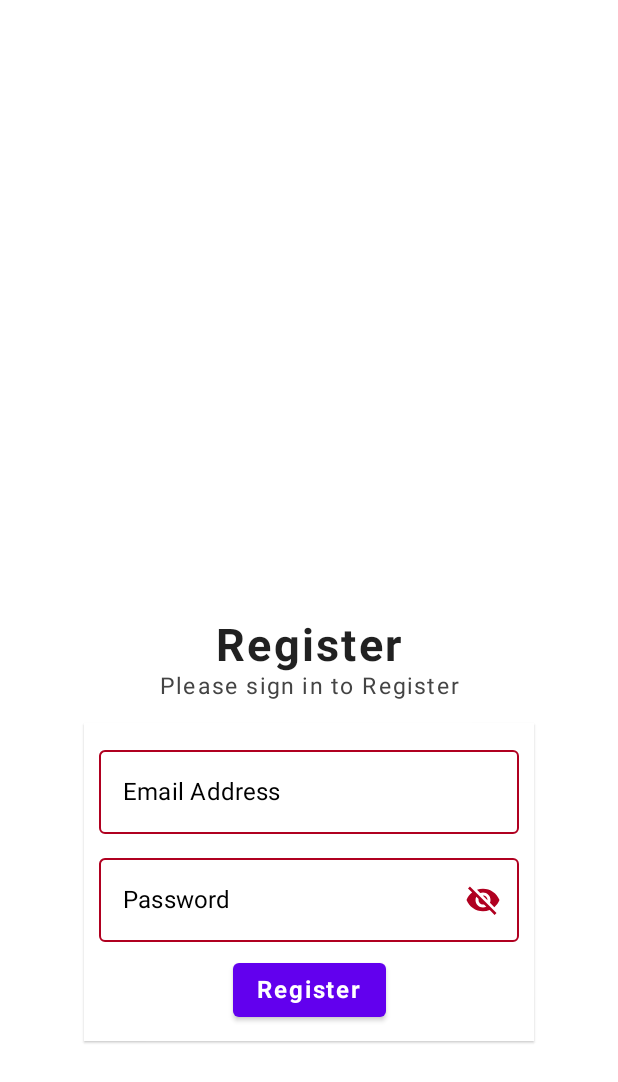
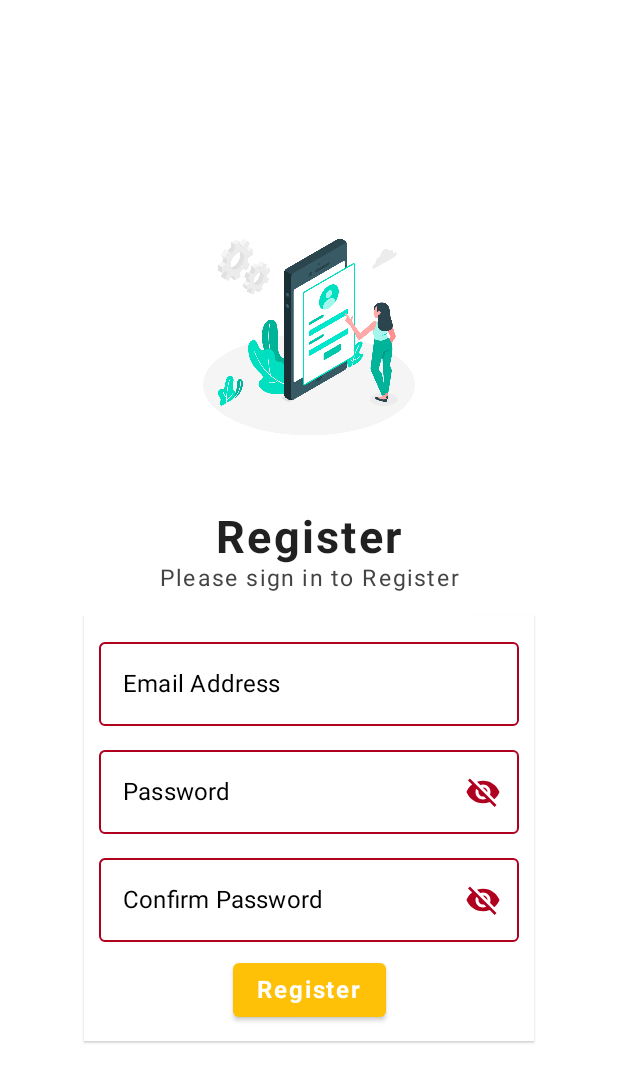
Before and after one commit to ImDHAnI769/UTS_P.MobileII_TeamGinga, an Android app built with Jetpack Compose: the RegisterPage screen opened through its navigation route, on a phone screen of 412 x 824 dp. Shown: the top 1082 px of the screen. Run offline under Robolectric (Android 15) with nearby library versions, the phone set to English and light mode, and no system bars; our stand-ins replace Firebase (no records; nobody signed in at launch, a user with empty details on screens opened directly).

Commit message:
perbaikan button

```diff
--- a/app/src/main/java/com/example/loginapplication/MainActivity.kt
+++ b/app/src/main/java/com/example/loginapplication/MainActivity.kt
@@ -27,7 +27,8 @@ class MainActivity : ComponentActivity() {
     fun Login(){
         val navController = rememberNavController()
 
-        NavHost(navController = navController, startDestination = "login_page", builder = {
+        NavHost(navController = navController, startDestination = "welcome_page", builder = {
+            composable("welcome_page", content = { WelcomePage(navController = navController) })
             composable("login_page", content = { LoginPage(navController = navController) })
             composable("register_page", content = { RegisterPage(navController = navController) })
             composable("menu_page", content = { MenuPage(navController = navController) })
--- a/app/src/main/java/com/example/loginapplication/composable/LoginPage.kt
+++ b/app/src/main/java/com/example/loginapplication/composable/LoginPage.kt
@@ -26,6 +26,7 @@ import androidx.compose.ui.Modifier
 import androidx.compose.ui.focus.FocusDirection
 import androidx.compose.ui.focus.focusRequester
 import androidx.compose.ui.graphics.Color
+import androidx.compose.ui.graphics.vector.ImageVector
 import androidx.compose.ui.platform.LocalContext
 import androidx.compose.ui.platform.LocalFocusManager
 import androidx.compose.ui.res.painterResource
@@ -39,6 +40,7 @@ import androidx.compose.ui.text.input.PasswordVisualTransformation
 import androidx.compose.ui.text.input.VisualTransformation
 import androidx.compose.ui.unit.dp
 import androidx.compose.ui.unit.sp
+import com.example.loginapplication.ui.theme.PrimaryColor
 import com.google.firebase.auth.FirebaseAuth
 
 @Composable
@@ -54,6 +56,7 @@ fun LoginPage(navController: NavController){
     var email by remember {
         mutableStateOf("")
     }
+
     var password by remember {
         mutableStateOf("")
     }
@@ -66,9 +69,14 @@ fun LoginPage(navController: NavController){
         password.length > 7
     }
 
-    val isPasswordVisible by remember {
+    var isPasswordVisible by remember {
         mutableStateOf(false)
     }
+
+    val icon = if(isPasswordVisible)
+        painterResource(id = com.example.loginapplication.R.drawable.ic_baseline_visibility_24)
+    else
+        painterResource(id = com.example.loginapplication.R.drawable.ic_baseline_visibility_off_24)
 
     val context = LocalContext.current
 
@@ -78,7 +86,8 @@ fun LoginPage(navController: NavController){
         .padding(bottom = 130.dp),
         horizontalAlignment = Alignment.CenterHorizontally,
         verticalArrangement = Arrangement.Bottom) {
-
+        Image(painter = painterResource(id = com.example.loginapplication.R.drawable._853458), contentDescription ="" ,
+        modifier = Modifier.size(200.dp))
         MaterialTheme(typography = MyCustomTypography) {
             Text(text = "Login",
                 style = MaterialTheme.typography.overline,
@@ -160,10 +169,10 @@ fun LoginPage(navController: NavController){
                         ),
                         isError = !isPasswordValid,
                         trailingIcon = {
-                            IconButton(onClick = {isPasswordVisible != isPasswordVisible}) {
-                                Icon(  imageVector = if(isPasswordVisible) Icons.Default.Visibility else Icons.Default.VisibilityOff,
-                                    contentDescription = "Toggle Password Visibility")
-
+                            IconButton(onClick = {
+                                isPasswordVisible = !isPasswordVisible
+                            }) {
+                                Icon(painter = icon, contentDescription = "Visibility Icon")
                             }
                         },
                         visualTransformation = if(isPasswordVisible) VisualTransformation.None
@@ -206,7 +215,7 @@ fun LoginPage(navController: NavController){
                     Text(
                         color = Color.Black,
                         fontStyle = FontStyle.Italic,
-                        text = "Dont Have Account ?, Register here!",
+                        text = "Dont Have Account ?",
                         modifier = Modifier.padding(end = 8.dp)
 
                     )
--- a/app/src/main/java/com/example/loginapplication/composable/MenuPage.kt
+++ b/app/src/main/java/com/example/loginapplication/composable/MenuPage.kt
@@ -34,7 +34,9 @@ fun MenuPage(navController: NavController){
             TopAppBar(
                 title = { Text(text = "Top App Bar")},
                 navigationIcon = {
-                    IconButton(onClick = {}) {
+                    IconButton(onClick = {
+
+                    }) {
                         Icon(imageVector = Icons.Default.Search, contentDescription = "Search")
                     }
                 },
@@ -55,7 +57,7 @@ fun MenuPage(navController: NavController){
             Column(
                 modifier = Modifier
                     .fillMaxSize(),
-                    //.verticalScroll(rememberScrollableState(consumeScrollDelta = )),
+                //.verticalScroll(rememberScrollableState(consumeScrollDelta = )),
                 verticalArrangement = Arrangement.spacedBy(26.dp, Alignment.CenterVertically),
                 horizontalAlignment = Alignment.CenterHorizontally,
             ) {
--- a/app/src/main/java/com/example/loginapplication/composable/RegisterPage.kt
+++ b/app/src/main/java/com/example/loginapplication/composable/RegisterPage.kt
@@ -5,6 +5,7 @@ import android.util.Log
 import android.util.Patterns
 import android.widget.Toast
 import androidx.compose.foundation.BorderStroke
+import androidx.compose.foundation.Image
 import androidx.compose.foundation.background
 import androidx.compose.foundation.layout.*
 import androidx.compose.foundation.text.KeyboardActions
@@ -21,6 +22,7 @@ import androidx.compose.ui.focus.FocusDirection
 import androidx.compose.ui.graphics.Color
 import androidx.compose.ui.platform.LocalContext
 import androidx.compose.ui.platform.LocalFocusManager
+import androidx.compose.ui.res.painterResource
 import androidx.compose.ui.text.TextStyle
 import androidx.compose.ui.text.font.FontFamily
 import androidx.compose.ui.text.font.FontStyle
@@ -32,6 +34,7 @@ import androidx.compose.ui.text.input.VisualTransformation
 import androidx.compose.ui.unit.dp
 import androidx.compose.ui.unit.sp
 import androidx.navigation.NavController
+import com.example.loginapplication.R
 import com.google.firebase.auth.FirebaseAuth
 
 @Composable
@@ -59,9 +62,14 @@ fun RegisterPage(navController: NavController){
         password.length > 7
     }
 
-    val isPasswordVisible by remember {
+    var isPasswordVisible by remember {
         mutableStateOf(false)
     }
+
+    val icon = if(isPasswordVisible)
+        painterResource(id = com.example.loginapplication.R.drawable.ic_baseline_visibility_24)
+    else
+        painterResource(id = com.example.loginapplication.R.drawable.ic_baseline_visibility_off_24)
 
     val context = LocalContext.current
 
@@ -71,7 +79,8 @@ fun RegisterPage(navController: NavController){
         .padding(bottom = 130.dp),
         horizontalAlignment = Alignment.CenterHorizontally,
         verticalArrangement = Arrangement.Bottom) {
-
+        Image(painter = painterResource(id = R.drawable.mobile_login_cristina),
+            contentDescription ="" , modifier = Modifier.size(200.dp))
         MaterialTheme(typography = MyCustomTypography) {
             Text(text = "Register",
                 style = MaterialTheme.typography.overline,
@@ -124,7 +133,6 @@ fun RegisterPage(navController: NavController){
                                 IconButton(onClick = {email = ""}) {
                                     Icon(  imageVector = Icons.Filled.Clear ,
                                         contentDescription = "Clear Email")
-
                                 }
                             }
                         }
@@ -137,6 +145,35 @@ fun RegisterPage(navController: NavController){
                         },
                         placeholder = {
                             Text(text = "abc123",
+                                color = Color.DarkGray)
+                        },
+                        singleLine = true,
+                        modifier = Modifier,
+                        keyboardOptions = KeyboardOptions(
+                            keyboardType = KeyboardType.Password,
+                            imeAction = ImeAction.Done
+                        ),
+                        keyboardActions = KeyboardActions(
+                            onDone = { focusManager.clearFocus() }
+                        ),
+                        isError = !isPasswordValid,
+                        trailingIcon = {
+                            IconButton(onClick = {
+                                isPasswordVisible = !isPasswordVisible
+                            }) {
+                                Icon(painter = icon, contentDescription = "Visibility Icon")
+                            }
+                        },
+                        visualTransformation = if(isPasswordVisible) VisualTransformation.None
+                        else PasswordVisualTransformation()
+                    )
+                    OutlinedTextField(value = password,colors = TextFieldDefaults.outlinedTextFieldColors(textColor = Color.Black), onValueChange ={password = it},
+                        label = {
+                            Text(text = "Confirm Password",
+                                color = Color.Black)
+                        },
+                        placeholder = {
+                            Text(text = "Password",
                                 color = Color.DarkGray)
                         },
                         singleLine = true,
--- /dev/null
+++ b/app/src/main/java/com/example/loginapplication/composable/WelcomePage.kt
@@ -0,0 +1,80 @@
+package com.example.loginapplication.composable
+
+import androidx.compose.foundation.background
+import androidx.compose.foundation.layout.*
+import androidx.compose.material.Button
+import androidx.compose.material.ButtonDefaults
+import androidx.compose.material.MaterialTheme
+import androidx.compose.material.Text
+import androidx.compose.runtime.Composable
+import androidx.compose.ui.Alignment
+import androidx.compose.ui.Modifier
+import androidx.compose.ui.graphics.Color
+import androidx.compose.ui.text.font.FontFamily
+import androidx.compose.ui.text.font.FontWeight
+import androidx.compose.ui.unit.dp
+import androidx.navigation.NavController
+
+@Composable
+fun WelcomePage(navController: NavController) {
+    Column(
+        modifier = Modifier
+            .fillMaxSize()
+            .background(Color.White),
+        verticalArrangement = Arrangement.Center,
+        horizontalAlignment = Alignment.CenterHorizontally
+    ) {
+        Row(
+            modifier = Modifier
+                .fillMaxWidth()
+                .padding(10.dp),
+            horizontalArrangement = Arrangement.Center
+        ) {
+            Text(
+                text = "Welcome",
+                fontSize = MaterialTheme.typography.h2.fontSize,
+                fontWeight = FontWeight.Bold
+            )
+        }
+        Row(
+            modifier = Modifier
+                .fillMaxWidth()
+                .padding(10.dp),
+            horizontalArrangement = Arrangement.Center
+        ) {
+            Text(
+                text = "Keripik IBUMM",
+                fontSize = MaterialTheme.typography.h3.fontSize,
+                fontWeight = FontWeight.Bold,
+                fontFamily = FontFamily.Cursive
+            )
+        }
+        Row(
+            modifier = Modifier
+                .fillMaxWidth()
+                .padding(10.dp),
+            horizontalArrangement = Arrangement.Center
+        ) {
+            Button(
+                shape = MaterialTheme.shapes.medium,
+                colors = ButtonDefaults.buttonColors(backgroundColor = Color(0xFFFFC107)),
+                modifier = Modifier.padding(5.dp),
+                onClick = {
+                    navController.navigate("welcome_page"){
+                        popUpTo = navController.graph.startDestinationId
+                        launchSingleTop = true
+                    }
+                }
+            ) {
+                Text(
+                    text = "Go to Login Screen",
+                    modifier = Modifier.padding(5.dp),
+                    style = MaterialTheme.typography.button.copy(
+                        fontWeight = FontWeight.Bold,
+                        color = Color.White
+                    )
+                )
+            }
+        }
+    }
+}
--- a/app/src/main/java/com/example/loginapplication/ui/theme/Color.kt
+++ b/app/src/main/java/com/example/loginapplication/ui/theme/Color.kt
@@ -6,3 +6,7 @@ val Purple200 = Color(0xFFBB86FC)
 val Purple500 = Color(0xFF6200EE)
 val Purple700 = Color(0xFF3700B3)
 val Teal200 = Color(0xFF03DAC5)
+
+val PrimaryColor = Color(0xFFFFC107)
+val Background = Color(0xFFFDE400)
+val WhiteBackground = Color(0xFFFFFFFF)
--- a/app/src/main/java/com/example/loginapplication/ui/theme/Theme.kt
+++ b/app/src/main/java/com/example/loginapplication/ui/theme/Theme.kt
@@ -7,13 +7,13 @@ import androidx.compose.material.lightColors
 import androidx.compose.runtime.Composable
 
 private val DarkColorPalette = darkColors(
-    primary = Purple200,
+    primary = PrimaryColor,
     primaryVariant = Purple700,
     secondary = Teal200
 )
 
 private val LightColorPalette = lightColors(
-    primary = Purple500,
+    primary = PrimaryColor,
     primaryVariant = Purple700,
     secondary = Teal200
 
```
Also changed, not shown: app/src/main/res/drawable/mobile_login_cristina.jpg (added).
